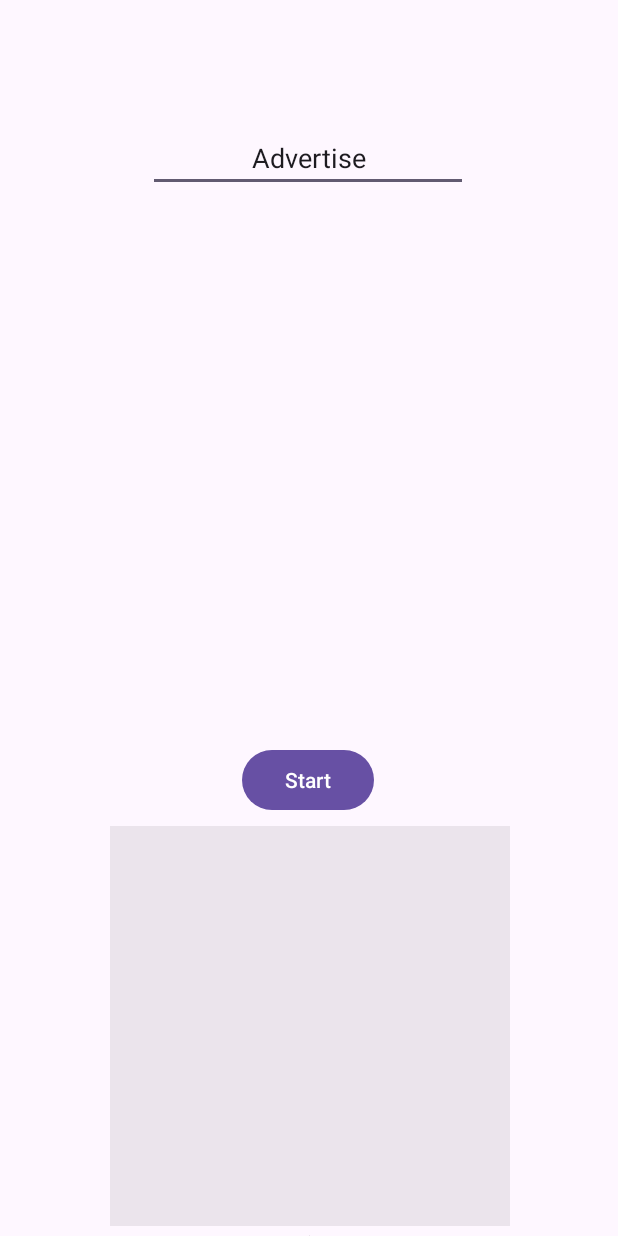
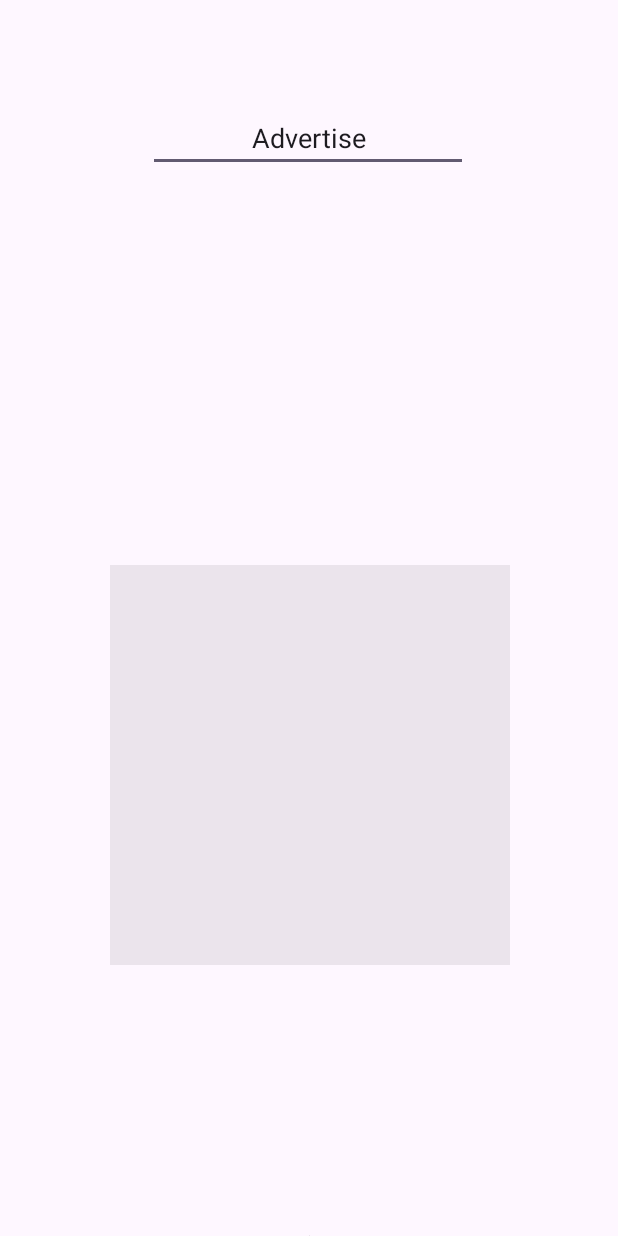
Before and after one commit to DenisZoican/android-offloading, an Android app: the layout activity_advertise_main.xml on its own in the app's theme, with its tools: preview values and no code run, on a phone screen of 412 x 824 dp. Run offline under Robolectric (Android 15) with nearby library versions, the phone set to English and light mode, and no system bars.

Commit message:
ui changes

```diff
--- a/app/src/main/java/com/example/bluetoothconnection/MainActivity.java
+++ b/app/src/main/java/com/example/bluetoothconnection/MainActivity.java
@@ -72,7 +72,7 @@ public class MainActivity extends AppCompatActivity {
         permissions.checkAllPermissions(); //// !!!! When it throws an error, where do you go to check the error?
         // Permission is already granted
         //String modelSamsung = Build.MODEL; //SM-G991B
-        boolean isAdvertise = !Build.MODEL.equals("Pixel 7"); //("SM-G991B");
+        boolean isAdvertise = !Build.MODEL.equals("SM-G991B"); //("Pixel 7"); //
         try {
             device = isAdvertise ? new Advertise(this.context, this, connectionsClient) : new Discovery(this.context, this, connectionsClient);
         } catch (Exception e) {
--- a/app/src/main/java/com/example/bluetoothconnection/communication/Discovery.java
+++ b/app/src/main/java/com/example/bluetoothconnection/communication/Discovery.java
@@ -649,14 +649,14 @@ public class Discovery extends Device{
     private void updateAllDevicesTextView(){
         TextView allDevicesTextView = activity.findViewById(R.id.allDevices);
 
-        String allDevicesIdString = "";
+        String allDevicesIdString = "Connected devices:" + "\n";
         Map<String,DeviceNode> neighbours = this.getNode().getNeighbours();
         for (String endpointId : neighbours.keySet())
         {
             DeviceInitialInfo deviceInfo = neighbours.get(endpointId).getDeviceInitialInfo();
             float batteryPercentage = deviceInfo.getBatteryPercentage();
             DeviceNode neighbour = neighbours.get(endpointId);
-            allDevicesIdString += endpointId + " - Battery level: " + batteryPercentage + "% " + neighbour.getNeighbours().size() + "\t";
+            allDevicesIdString += endpointId + " " + "Neighbours: " + neighbour.getNeighbours().size() + "\n";
         }
 
         allDevicesTextView.setText(allDevicesIdString);
--- a/app/src/main/res/layout/activity_advertise_main.xml
+++ b/app/src/main/res/layout/activity_advertise_main.xml
@@ -11,33 +11,22 @@
         android:id="@+id/imageView2"
         android:layout_width="700px"
         android:layout_height="400px"
+        android:layout_marginBottom="180dp"
         app:layout_constraintBottom_toTopOf="@+id/imageView"
         app:layout_constraintEnd_toEndOf="parent"
         app:layout_constraintStart_toStartOf="parent"
-        app:layout_constraintTop_toBottomOf="@+id/button"
         app:srcCompat="@android:drawable/divider_horizontal_bright" />
 
     <TextView
         android:id="@+id/allDevices"
         android:layout_width="304dp"
         android:layout_height="134dp"
+        android:layout_marginTop="212dp"
         android:textAlignment="center"
-        app:layout_constraintBottom_toTopOf="@+id/button"
         app:layout_constraintEnd_toEndOf="parent"
+        app:layout_constraintHorizontal_bias="0.495"
         app:layout_constraintStart_toStartOf="parent"
-        app:layout_constraintTop_toTopOf="parent"
-        app:layout_constraintVertical_bias="0.672" />
-
-    <Button
-        android:id="@+id/button"
-        android:layout_width="wrap_content"
-        android:layout_height="wrap_content"
-        android:layout_marginBottom="280dp"
-        android:text="Start"
-        app:layout_constraintBottom_toBottomOf="parent"
-        app:layout_constraintEnd_toEndOf="parent"
-        app:layout_constraintHorizontal_bias="0.498"
-        app:layout_constraintStart_toStartOf="parent" />
+        app:layout_constraintTop_toTopOf="parent" />
 
     <ImageView
         android:id="@+id/imageView"
```
Also changed, not shown: app/src/main/java/com/example/bluetoothconnection/communication/Advertise.java (+11 -4 lines), app/src/main/res/layout/activity_discover_main.xml (+3 -16 lines).
